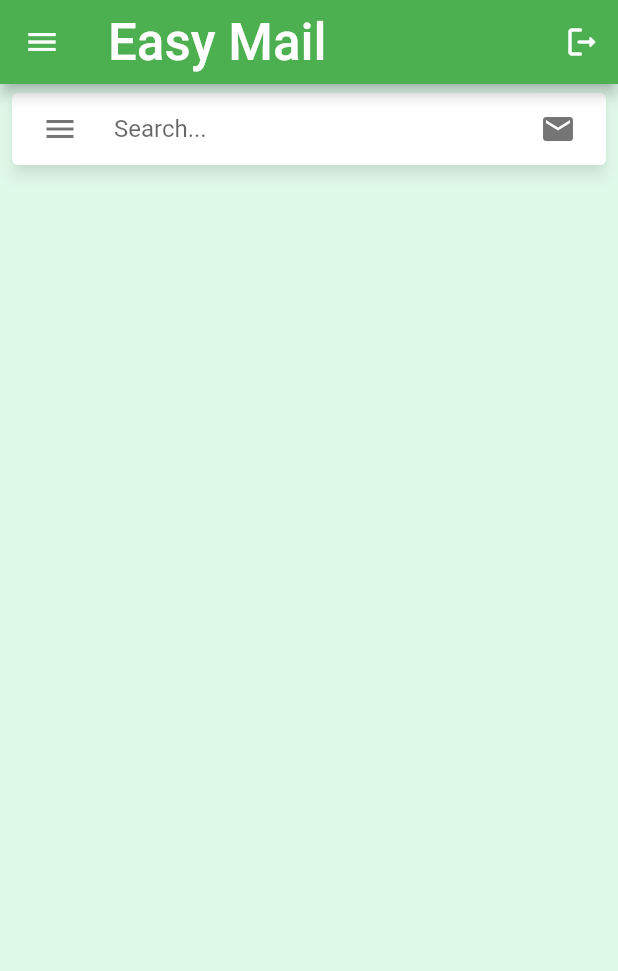
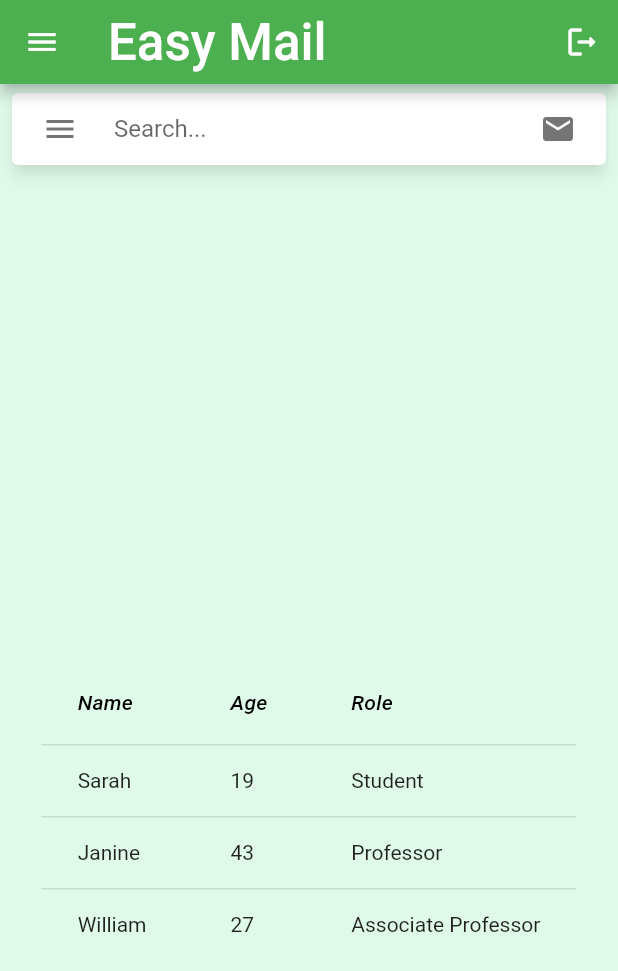
Before and after one commit to Group-17-Sem5/EasyMail, a Flutter app: the MailListPage screen opened by its route, on a phone screen of 412 x 824 dp. Shown: the top 971 px of the screen. Run offline on Flutter 3.47's test engine with Material 2 defaults, Android fonts, the phone set to English and light mode, and no system bars; drawn by our look-alikes of material_floating_search_bar; our stand-ins replace get, google_fonts; Roboto replaces fonts that are missing (Laila).

Commit message:
Mail List View

```diff
--- a/lib/screens/mailListPage.dart
+++ b/lib/screens/mailListPage.dart
@@ -7,13 +7,22 @@
 class MailListPage extends StatefulWidget {
   MailListPage({Key? key}) : super(key: key);
   static const String route = '/postMan/mailList';
-  var _searchController = FloatingSearchBarController();
+
   @override
   _MailListPageState createState() => _MailListPageState();
 }
 
 class _MailListPageState extends State<MailListPage> {
+  @override
+  void initState() {
+    // TODO: implement initState
+    super.initState();
+  }
+
   var _searchController = FloatingSearchBarController();
+  var searchResult = '';
+  bool isSearched = false;
+  List mails = ["mail1", "mail2", "mail3"];
   @override
   Widget build(BuildContext context) {
     return Container(
@@ -25,12 +34,129 @@
           child: Column(
             children: <Widget>[
               Expanded(
-                child: searchBox(context, _searchController),
-              )
+                child: searchBox(context),
+              ),
+              Expanded(child: mailTable()),
             ],
           ),
         ),
       ),
     );
   }
+
+  Widget mailTable() {
+    setState(() {
+      //String result = getResult();
+      //print(result);
+    });
+    return DataTable(
+      columns: const <DataColumn>[
+        DataColumn(
+          label: Text(
+            'Name',
+            style: TextStyle(fontStyle: FontStyle.italic),
+          ),
+        ),
+        DataColumn(
+          label: Text(
+            'Age',
+            style: TextStyle(fontStyle: FontStyle.italic),
+          ),
+        ),
+        DataColumn(
+          label: Text(
+            'Role',
+            style: TextStyle(fontStyle: FontStyle.italic),
+          ),
+        ),
+      ],
+      rows: const <DataRow>[
+        DataRow(
+          cells: <DataCell>[
+            DataCell(Text('Sarah')),
+            DataCell(Text('19')),
+            DataCell(Text('Student')),
+          ],
+        ),
+        DataRow(
+          cells: <DataCell>[
+            DataCell(Text('Janine')),
+            DataCell(Text('43')),
+            DataCell(Text('Professor')),
+          ],
+        ),
+        DataRow(
+          cells: <DataCell>[
+            DataCell(Text('William')),
+            DataCell(Text('27')),
+            DataCell(Text('Associate Professor')),
+          ],
+        ),
+      ],
+    );
+  }
+
+  Widget searchBox(BuildContext context) {
+    final isPortrait =
+        MediaQuery.of(context).orientation == Orientation.portrait;
+
+    return FloatingSearchBar(
+      hint: 'Search...',
+      scrollPadding: const EdgeInsets.only(top: 16, bottom: 56),
+      transitionDuration: const Duration(milliseconds: 200),
+      controller: _searchController,
+      transitionCurve: Curves.easeInOut,
+      physics: const BouncingScrollPhysics(),
+      axisAlignment: isPortrait ? 0.0 : -1.0,
+      openAxisAlignment: 0.0,
+      width: isPortrait ? 600 : 500,
+      debounceDelay: const Duration(milliseconds: 200),
+      onQueryChanged: (query) {
+        // Call your model, bloc, controller here.
+      },
+      // Specify a custom transition to be used for
+      // animating between opened and closed stated.
+      transition: CircularFloatingSearchBarTransition(),
+      actions: [
+        FloatingSearchBarAction(
+          showIfOpened: true,
+          child: CircularButton(
+            icon: const Icon(Icons.mail),
+            onPressed: () {
+              setState(() {
+                searchResult = _searchController.query.toString();
+                isSearched = true;
+              });
+            },
+          ),
+        ),
+        FloatingSearchBarAction.searchToClear(
+          showIfClosed: false,
+        ),
+      ],
+      builder: (context, transition) {
+        return ClipRRect(
+          borderRadius: BorderRadius.circular(20),
+          child: Material(
+            color: Colors.white,
+            elevation: 4.0,
+            child: Column(
+              mainAxisSize: MainAxisSize.min,
+              children: mails.map((mails) {
+                return Container(
+                  height: 50,
+                  child: ListTile(
+                    title: Text(mails.toString()),
+                    onTap: () {
+                      print(mails.toString());
+                    },
+                  ),
+                );
+              }).toList(),
+            ),
+          ),
+        );
+      },
+    );
+  }
 }
--- a/pubspec.yaml
+++ b/pubspec.yaml
@@ -25,6 +25,7 @@
     sdk: flutter
   google_fonts: ^2.1.0
   material_floating_search_bar: ^0.3.4
+  get: any
   # The following adds the Cupertino Icons font to your application.
   # Use with the CupertinoIcons class for iOS style icons.
   cupertino_icons: ^1.0.2
```
Also changed, not shown: lib/shared_widgets/searchBox.dart (+16 -6 lines), pubspec.lock.
